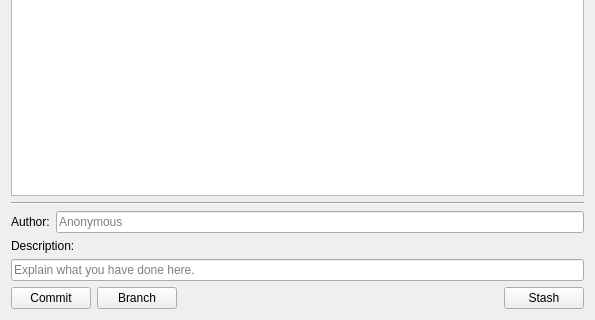
The window that core/io/sqltable.ui (KmolYuan/Pyslvs-UI) describes before a commit, drawn with Qt 5; both pictures show x 0 to 595 and y 316 to 636 of the 595 by 636 pixel window.
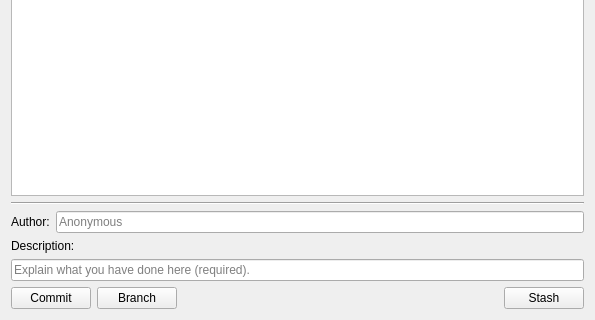
The same window after the commit. Icons and pictures are not drawn.

What changed in the file:
```diff
--- a/core/io/sqltable.ui
+++ b/core/io/sqltable.ui
@@ -112,7 +112,7 @@
    <item>
     <widget class="QLineEdit" name="FileDescription">
      <property name="placeholderText">
-      <string>Explain what you have done here.</string>
+      <string>Explain what you have done here (required).</string>
      </property>
     </widget>
    </item>
```
